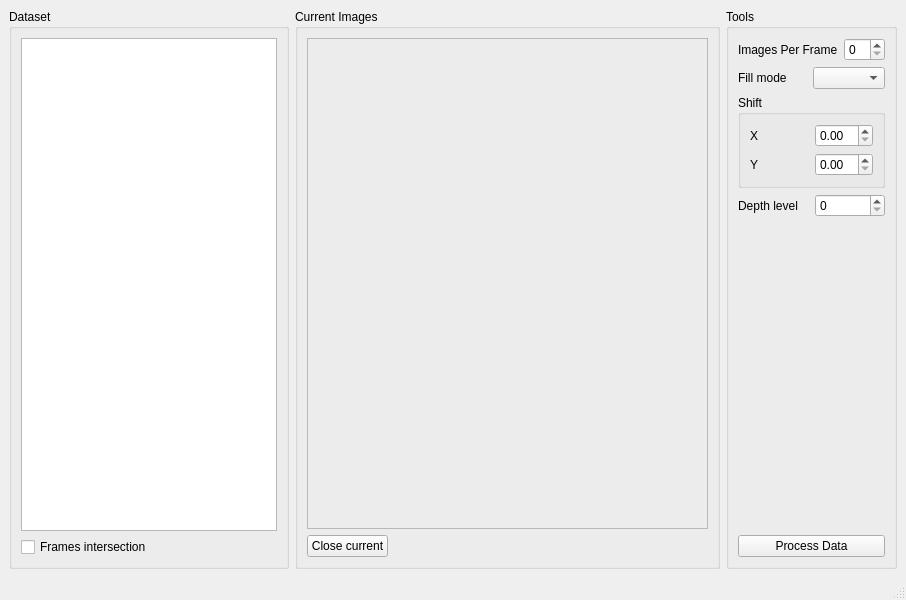
Above: main/processor.ui from Garik-Mk/boo-anot before the change. Below: the same form after it.
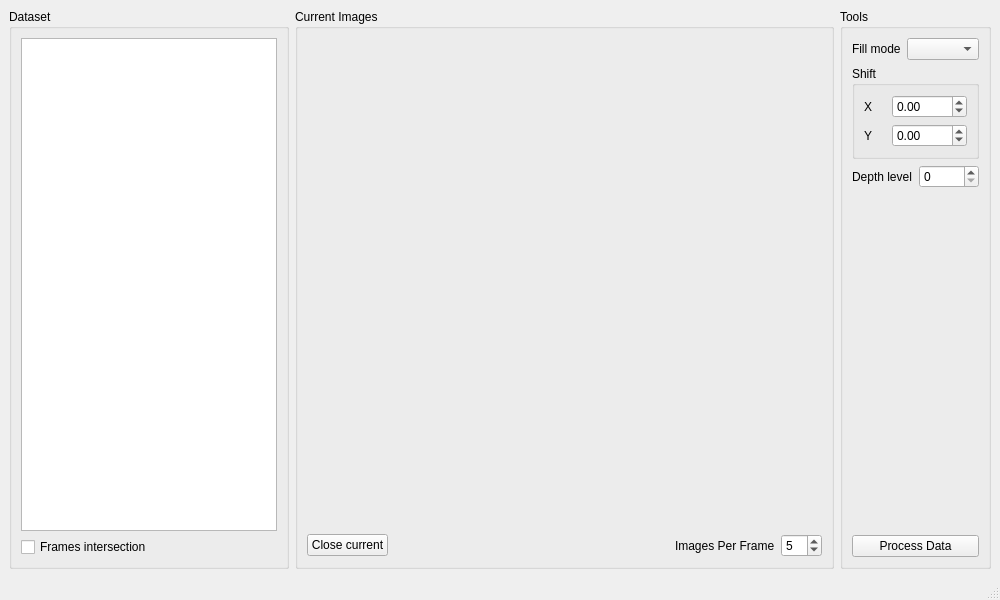
That is the form after the change.

Commit message: Added frame creation

Diff of the .ui file:
```diff
--- a/main/processor.ui
+++ b/main/processor.ui
@@ -6,7 +6,7 @@
    <rect>
     <x>0</x>
     <y>0</y>
-    <width>906</width>
+    <width>1000</width>
     <height>600</height>
    </rect>
   </property>
@@ -39,17 +39,9 @@
       <property name="title">
        <string>Current Images</string>
       </property>
-      <layout class="QVBoxLayout" name="verticalLayout" stretch="4,0">
+      <layout class="QVBoxLayout" name="verticalLayout" stretch="1,0">
        <item>
-        <widget class="QFrame" name="imageFrame">
-         <property name="frameShape">
-          <enum>QFrame::StyledPanel</enum>
-         </property>
-         <property name="frameShadow">
-          <enum>QFrame::Raised</enum>
-         </property>
-         <layout class="QHBoxLayout" name="horizontalLayout"/>
-        </widget>
+        <layout class="QHBoxLayout" name="imageFrame"/>
        </item>
        <item>
         <layout class="QHBoxLayout" name="horizontalLayout_5">
@@ -73,6 +65,26 @@
            </property>
           </spacer>
          </item>
+         <item>
+          <widget class="QLabel" name="label">
+           <property name="text">
+            <string>Images Per Frame</string>
+           </property>
+          </widget>
+         </item>
+         <item>
+          <widget class="QSpinBox" name="images_per_frame_spin_box">
+           <property name="minimum">
+            <number>1</number>
+           </property>
+           <property name="maximum">
+            <number>10</number>
+           </property>
+           <property name="value">
+            <number>5</number>
+           </property>
+          </widget>
+         </item>
         </layout>
        </item>
       </layout>
@@ -85,18 +97,7 @@
       </property>
       <layout class="QVBoxLayout" name="verticalLayout_3">
        <item>
-        <layout class="QHBoxLayout" name="horizontalLayout_2">
-         <item>
-          <widget class="QLabel" name="label">
-           <property name="text">
-            <string>Images Per Frame</string>
-           </property>
-          </widget>
-         </item>
-         <item>
-          <widget class="QSpinBox" name="spinBox"/>
-         </item>
-        </layout>
+        <layout class="QHBoxLayout" name="horizontalLayout_2"/>
        </item>
        <item>
         <layout class="QHBoxLayout" name="horizontalLayout_3">
@@ -126,7 +127,14 @@
            </widget>
           </item>
           <item row="0" column="1">
-           <widget class="QDoubleSpinBox" name="doubleSpinBox"/>
+           <widget class="QDoubleSpinBox" name="doubleSpinBox">
+            <property name="minimum">
+             <double>-9999.000000000000000</double>
+            </property>
+            <property name="maximum">
+             <double>9999.000000000000000</double>
+            </property>
+           </widget>
           </item>
           <item row="1" column="0">
            <widget class="QLabel" name="label_3">
@@ -136,7 +144,14 @@
            </widget>
           </item>
           <item row="1" column="1">
-           <widget class="QDoubleSpinBox" name="doubleSpinBox_2"/>
+           <widget class="QDoubleSpinBox" name="doubleSpinBox_2">
+            <property name="minimum">
+             <double>-9999.000000000000000</double>
+            </property>
+            <property name="maximum">
+             <double>9999.000000000000000</double>
+            </property>
+           </widget>
           </item>
          </layout>
         </widget>
```
Left out of the diff: 4 changed lines with no effect on the pictures. The commit also changes 5 other files.
